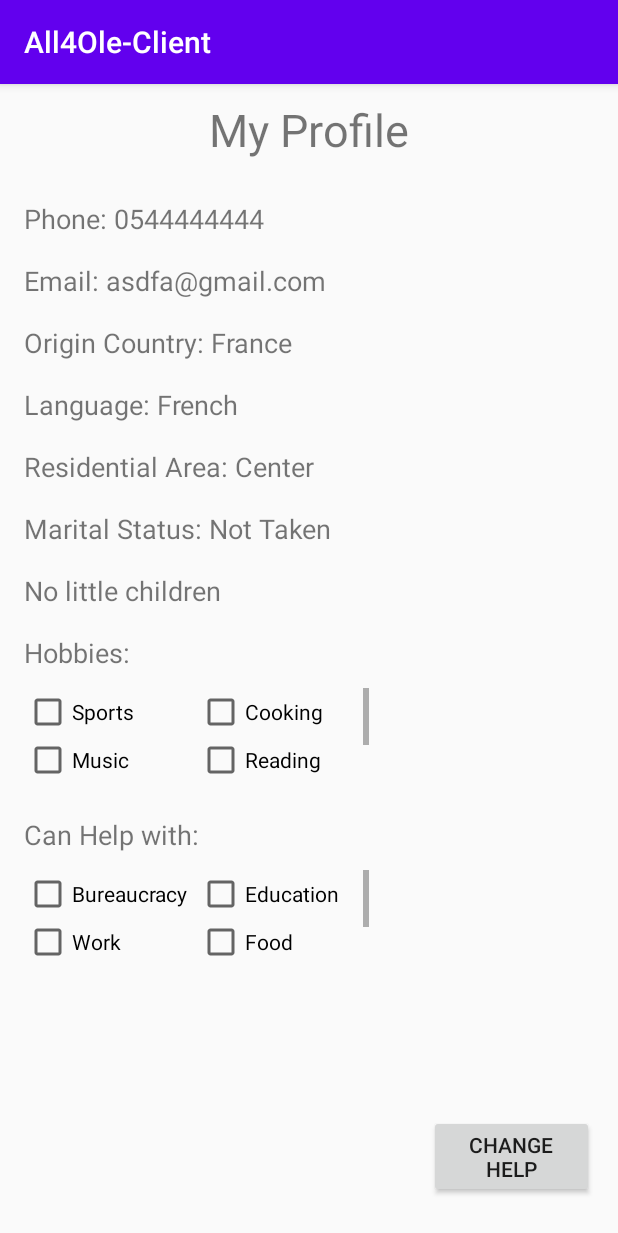
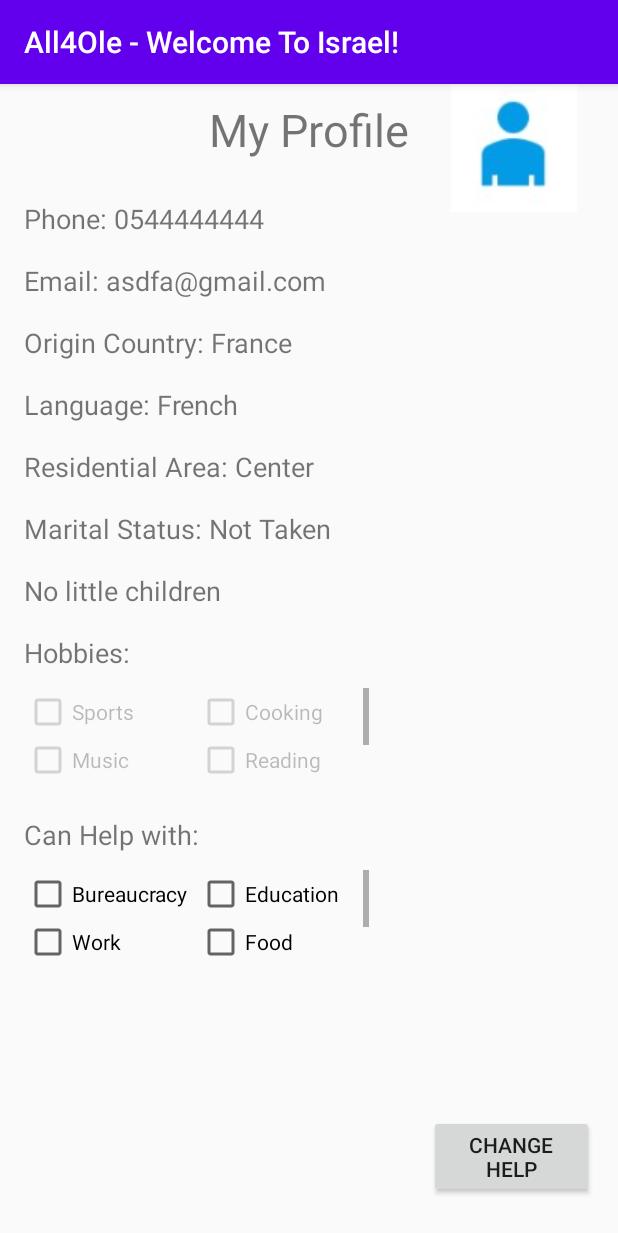
Before and after one commit to avitalze/All4Ole-Client, an Android app: the ProfileDisplay screen opened directly, with no data from a screen before it, on a phone screen of 412 x 824 dp. Shown: the top 1233 px of the screen. Run offline under Robolectric (Android 15) with nearby library versions, the phone set to English and light mode, and no system bars; 10 statements that could not run were skipped.

Commit message:
Profile Display is better

```diff
--- a/app/src/main/AndroidManifest.xml
+++ b/app/src/main/AndroidManifest.xml
@@ -13,12 +13,10 @@
         android:supportsRtl="true"
         android:theme="@style/AppTheme"
         android:usesCleartextTraffic="true" >
-        <activity android:name=".ProfileDisplay" >
-        </activity>
+        <activity android:name=".ProfileDisplay"/> >
         <activity android:name=".UsersDisplay" />
         <activity android:name=".HomePageScreen" />
         <activity android:name=".RegistrationScreen" />
-        <activity android:name=".LoginCheck" />
         <activity android:name=".MainActivity" >
             <intent-filter>
                 <action android:name="android.intent.action.MAIN" />
--- a/app/src/main/java/com/example/all4ole_client/Api.kt
+++ b/app/src/main/java/com/example/all4ole_client/Api.kt
@@ -22,6 +22,11 @@ interface Api {
     @GET("/user/hobby")
     fun findFriendsForHobbies(@Query("userName") userName:String, @Query("hobby") hobby:Int): Call<ResponseBody>
 
+    // GET  of setHelp
+    // example :     /user/hobby?username=”yosi"&help=4
+    @GET("/user/setHelp")
+    fun setHelp(@Query("userName") userName:String, @Query("help") help:Int): Call<ResponseBody>
+
     // POST of login
     // exmple: /user/login
     @Headers("Content-Type: application/json")
--- a/app/src/main/java/com/example/all4ole_client/ProfileDisplay.kt
+++ b/app/src/main/java/com/example/all4ole_client/ProfileDisplay.kt
@@ -39,27 +39,7 @@ class ProfileDisplay : AppCompatActivity() {
         }
 
         makeTextViews()
-        helpCheckBoxes = ArrayList<CheckBox>()
-        hobbyCheckBoxes = ArrayList<CheckBox>()
-
-        var mask:Int = 1
-        for (x in 1..8) {
-            val buttonHelpID = "btnHelp$x"
-            val buttonHobbyID = "btnHobby$x"
-
-            val resHelpID = resources.getIdentifier(buttonHelpID, "id", packageName)
-            val resHobbyID = resources.getIdentifier(buttonHobbyID, "id", packageName)
-            helpCheckBoxes.add(findViewById<View>(resHelpID) as CheckBox)
-
-            if((currUser.hobbies and mask) == 1){
-
-            }
-            if((currUser.hobbies and mask) == 1)
-            hobbyCheckBoxes.add(findViewById<View>(resHobbyID) as CheckBox)
-            mask = mask shl 1
-        }
-
-        //b.text = """Phone:${currUser.cell} """
+        setTextBoxes()
 
 
     }
@@ -74,8 +54,7 @@ class ProfileDisplay : AppCompatActivity() {
         b = findViewById(R.id.txtArea)
         b.text = applicationContext.getString(R.string.area, currUser.residentialArea)
         b = findViewById(R.id.txtStatus)
-        var status: String? = null
-        status = if (currUser.maritalStatus == 1) {
+        var status: String? = if (currUser.maritalStatus == 1) {
             "Taken"
         } else {
             "Not Taken"
@@ -93,16 +72,38 @@ class ProfileDisplay : AppCompatActivity() {
             b = findViewById(R.id.txtProfile)
             b.text = applicationContext.getString(R.string.otherProfileDisplay, currUser.firstName, currUser.lastName)
         }
+    }
 
-        for(hobby in hobbyCheckBoxes){
+    private fun setTextBoxes() {
+        helpCheckBoxes = ArrayList<CheckBox>()
+        hobbyCheckBoxes = ArrayList<CheckBox>()
 
+        var mask: Int = 1
+        for (x in 1..8) {
+            val buttonHelpID = "btnHelp$x"
+            val buttonHobbyID = "btnHobby$x"
+
+            val resHelpID = resources.getIdentifier(buttonHelpID, "id", packageName)
+            val resHobbyID = resources.getIdentifier(buttonHobbyID, "id", packageName)
+            val helpBox: CheckBox = findViewById<View>(resHelpID) as CheckBox
+            val hobbyBox: CheckBox = findViewById<View>(resHobbyID) as CheckBox
+
+            if ((currUser.hobbies and mask) == mask) {
+                hobbyBox.isChecked = true
+            }
+            hobbyBox.isEnabled = false
+            hobbyCheckBoxes.add(hobbyBox)
+            if ((currUser.help and mask) == mask) {
+                helpBox.isChecked = true
+            }
+            if (!isMyUser) {
+                helpBox.isEnabled = false
+            }
+            helpCheckBoxes.add(helpBox)
+            mask = mask shl 1
         }
+    }
 
-        /*  b = findViewById(R.id.txtPhone)
-          b.text = applicationContext.getString(R.string.phone, currUser.cell)
-          b = findViewById(R.id.txtPhone)
-          b.text = applicationContext.getString(R.string.phone, currUser.cell)*/
-    }
 
     fun btnSetHelpOnClick(view: View) {
         var help: Int = 0
@@ -124,7 +125,7 @@ class ProfileDisplay : AppCompatActivity() {
                 CoroutineScope(Dispatchers.IO).launch {
                     //Sending the request
                     //TODO replace help by number that is generated by list the user choose from
-                    api.lookForHelp(currUser.userName, help).enqueue(object : Callback<ResponseBody> {
+                    api.setHelp(currUser.userName, help).enqueue(object : Callback<ResponseBody> {
                         override fun onResponse(
                             call: Call<ResponseBody>,
                             response: Response<ResponseBody>
@@ -146,6 +147,8 @@ class ProfileDisplay : AppCompatActivity() {
                 println(e.message.toString())
                 MainActivity.toastMessage(applicationContext, "Invalid url - Go back to menu");
             }
+        }else{
+            MainActivity.toastMessage(applicationContext, "Check/Uncheck boxes")
         }
     }
 
--- a/app/src/main/res/layout/activity_profile_display.xml
+++ b/app/src/main/res/layout/activity_profile_display.xml
@@ -1,5 +1,6 @@
 <?xml version="1.0" encoding="utf-8"?>
 <RelativeLayout xmlns:android="http://schemas.android.com/apk/res/android"
+    xmlns:app="http://schemas.android.com/apk/res-auto"
     xmlns:tools="http://schemas.android.com/tools"
     android:layout_width="match_parent"
     android:layout_height="match_parent"
@@ -145,7 +146,8 @@
                     android:id="@+id/btnHobby3"
                     android:layout_width="160dp"
                     android:layout_height="wrap_content"
-                    android:text="@string/hobby3" />
+                    android:text="@string/hobby3"
+                    />
 
                 <CheckBox
                     android:id="@+id/btnHobby4"
@@ -300,4 +302,11 @@
         android:layout_toEndOf="@id/helpScrollProfile"
         android:onClick="btnSetHelpOnClick"
         android:text="@string/setHelp" />
+
+    <ImageView
+        android:id="@+id/imageView"
+        android:layout_width="wrap_content"
+        android:layout_height="wrap_content"
+        android:layout_toEndOf="@id/txtProfile"
+        app:srcCompat="@drawable/profile" />
 </RelativeLayout>
--- a/app/src/main/res/values/strings.xml
+++ b/app/src/main/res/values/strings.xml
@@ -1,5 +1,5 @@
 <resources>
-    <string name="app_name">All4Ole-Client</string>
+    <string name="app_name">All4Ole - Welcome To Israel! </string>
     <string name="people">People like me</string>
     <string name="help">Look for help</string>
     <string name="hobbies">Hobbies:</string>
```
Also changed, not shown: app/src/main/java/com/example/all4ole_client/MainActivity.kt (+6 -6 lines).
